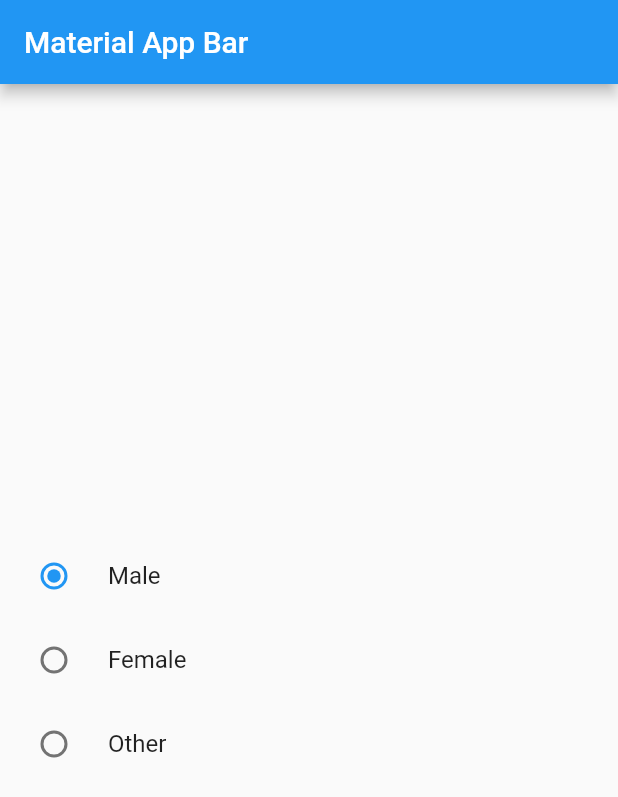
After one commit to parinjasani/classico, a Flutter app: the RadiobuuttonExample screen opened directly, on a phone screen of 412 x 824 dp. The commit adds this screen. Shown: the top 797 px of the screen. Run offline on Flutter 3.47's test engine with Material 2 defaults, Android fonts, the phone set to English and light mode, and no system bars.

Commit message:
stateful radio,checkbox,listTile

```diff
--- /dev/null
+++ b/lib/State-full_widget/radiobutton.dart
@@ -0,0 +1,66 @@
+import 'package:flutter/material.dart';
+
+void main() => runApp(MyApp());
+
+class MyApp extends StatelessWidget {
+  @override
+  Widget build(BuildContext context) {
+    return MaterialApp(title: 'Material App', home: RadiobuuttonExample());
+  }
+}
+
+class RadiobuuttonExample extends StatefulWidget {
+  RadiobuuttonExample({Key? key}) : super(key: key);
+
+  @override
+  State<RadiobuuttonExample> createState() => _RadiobuuttonExampleState();
+}
+
+class _RadiobuuttonExampleState extends State<RadiobuuttonExample> {
+  var gender = 'male';
+
+  void updateselction(String? value) {
+    setState(() {
+      gender = value!;
+    });
+  }
+
+  @override
+  Widget build(BuildContext context) {
+    return Scaffold(
+        appBar: AppBar(
+          title: Text('Material App Bar'),
+        ),
+        body: Center(
+          child: Column(
+            mainAxisAlignment: MainAxisAlignment.center,
+            children: [
+              RadioListTile(
+                value: 'male',
+                groupValue: gender,
+                onChanged: (value) {
+                  updateselction(value);
+                },
+                title: Text('Male'),
+              ),
+              RadioListTile(
+                value: 'female',
+                groupValue: gender,
+                onChanged: (value) {
+                  updateselction(value);
+                },
+                title: Text('Female'),
+              ),
+              RadioListTile(
+                value: 'Other',
+                groupValue: gender,
+                onChanged: (value) {
+                  updateselction(value);
+                },
+                title: Text('Other'),
+              ),
+            ],
+          ),
+        ));
+  }
+}
```
Also changed, not shown: lib/State-full_widget/checkbox.dart (added, +46 -0 lines), lib/State-full_widget/counter.dart (added, +69 -0 lines), lib/list/list-example.dart (added, +58 -0 lines), lib/list/list-examplle.dart (+5 -5 lines), lib/list/user.dart (added, +9 -0 lines).
